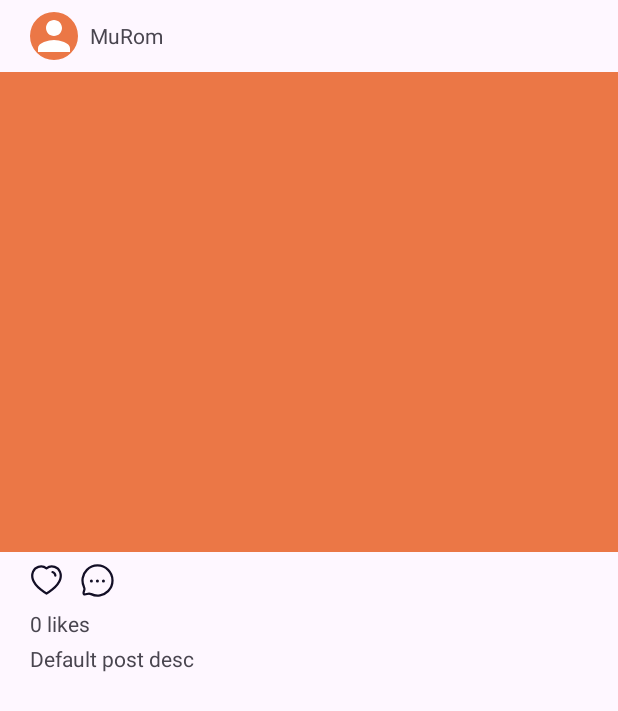
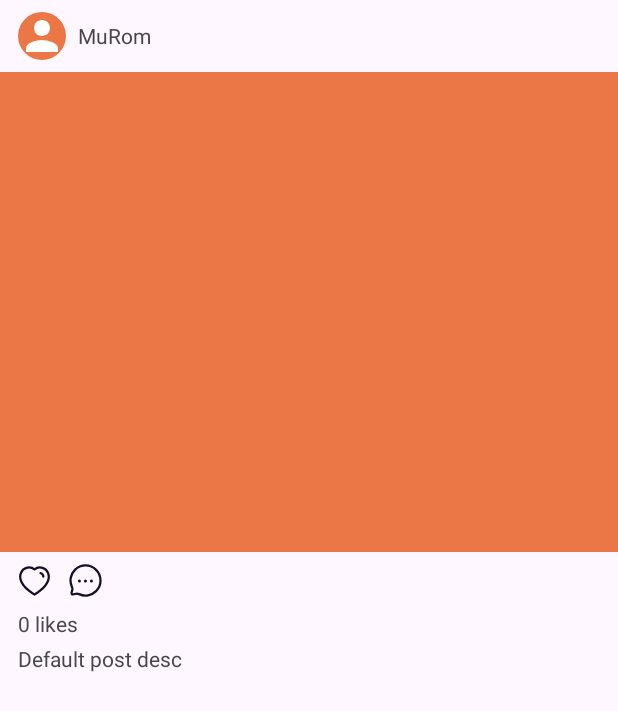
Before and after one commit to devtronghieu/murom, an Android app: the layout component_newsfeed.xml on its own in the app's theme, with its tools: preview values and no code run, on a phone screen of 412 x 824 dp. Shown: the top 711 px of the screen. Run offline under Robolectric (Android 15) with nearby library versions, the phone set to English and light mode, and no system bars.

Commit message:
ui: separate fragment placement, newsfeed tweaks

```diff
--- a/app/src/main/java/com/example/murom/MainActivity.java
+++ b/app/src/main/java/com/example/murom/MainActivity.java
@@ -47,7 +47,7 @@ public class MainActivity extends AppCompatActivity {
     private void replaceFragment(Fragment fragment) {
         FragmentManager fragmentManager = getSupportFragmentManager();
         FragmentTransaction fragmentTransaction = fragmentManager.beginTransaction();
-        fragmentTransaction.replace(R.id.main_layout, fragment);
+        fragmentTransaction.replace(R.id.main_layout_fragment, fragment);
         fragmentTransaction.commit();
     }
 }
--- a/app/src/main/java/com/example/murom/NewsfeedFragment.java
+++ b/app/src/main/java/com/example/murom/NewsfeedFragment.java
@@ -83,7 +83,7 @@ public class NewsfeedFragment extends Fragment {
 
         RecyclerView newsfeedsRecycler = rootView.findViewById(R.id.newsfeeds_recycler);
         newsfeedsRecycler.setLayoutManager(new LinearLayoutManager(getContext(), RecyclerView.VERTICAL, false));
-        newsfeedsRecycler.addItemDecoration(new SpacingItemDecoration(0, 80));
+        newsfeedsRecycler.addItemDecoration(new SpacingItemDecoration(0, 45));
         ArrayList<NewsfeedAdapter.NewsfeedModel> newsfeeds = new ArrayList<>();
 
         for (int i = 0; i < rand.nextInt(5) + 5; i++) {
--- a/app/src/main/res/layout/component_newsfeed.xml
+++ b/app/src/main/res/layout/component_newsfeed.xml
@@ -3,7 +3,7 @@
     xmlns:android="http://schemas.android.com/apk/res/android"
     xmlns:app="http://schemas.android.com/apk/res-auto"
     android:layout_width="match_parent"
-    android:layout_height="match_parent">
+    android:layout_height="wrap_content">
 
     <LinearLayout
         android:id="@+id/newsfeed_header_container"
@@ -11,7 +11,7 @@
         android:layout_height="wrap_content"
         android:gravity="center_vertical"
         android:orientation="horizontal"
-        android:paddingHorizontal="20dp"
+        android:paddingHorizontal="12dp"
         android:paddingVertical="8dp"
         app:layout_constraintEnd_toEndOf="parent"
         app:layout_constraintStart_toStartOf="parent"
@@ -48,7 +48,7 @@
         android:layout_width="match_parent"
         android:layout_height="wrap_content"
         android:orientation="vertical"
-        android:paddingHorizontal="20dp"
+        android:paddingHorizontal="12dp"
         android:paddingVertical="8dp"
         app:layout_constraintEnd_toEndOf="parent"
         app:layout_constraintHorizontal_bias="0.0"
@@ -60,14 +60,15 @@
             android:layout_height="wrap_content"
             android:gravity="center_vertical"
             android:orientation="horizontal">
+
             <ImageButton
                 android:id="@+id/newsfeed_love_icon"
                 android:layout_width="wrap_content"
-                android:layout_height="wrap_content"
+                android:layout_height="22dp"
+                android:layout_marginEnd="12dp"
+                android:background="@null"
                 android:contentDescription="@string/notification_icon"
                 android:src="@drawable/murom_love"
-                android:layout_marginEnd="12dp"
-                android:background="@null"
                 app:layout_constraintBottom_toBottomOf="parent"
                 app:layout_constraintEnd_toEndOf="parent"
                 app:layout_constraintTop_toTopOf="parent" />
--- a/app/src/main/res/layout/component_story_bubble.xml
+++ b/app/src/main/res/layout/component_story_bubble.xml
@@ -15,8 +15,8 @@
 
         <com.google.android.material.imageview.ShapeableImageView
             android:id="@+id/story_bubble_image"
-            android:layout_width="80dp"
-            android:layout_height="80dp"
+            android:layout_width="60dp"
+            android:layout_height="60dp"
             app:shapeAppearanceOverlay="@style/circular" />
     </LinearLayout>
 
--- a/app/src/main/res/layout/fragment_newsfeed.xml
+++ b/app/src/main/res/layout/fragment_newsfeed.xml
@@ -12,8 +12,8 @@
         android:id="@+id/constraintLayout"
         android:layout_width="match_parent"
         android:layout_height="wrap_content"
-        android:paddingHorizontal="20dp"
-        android:paddingVertical="15dp"
+        android:paddingHorizontal="16dp"
+        android:paddingVertical="12dp"
         app:layout_constraintEnd_toEndOf="parent"
         app:layout_constraintStart_toStartOf="parent"
         app:layout_constraintTop_toTopOf="parent">
```
Also changed, not shown: app/src/main/res/layout/activity_main.xml (+16 -19 lines).
